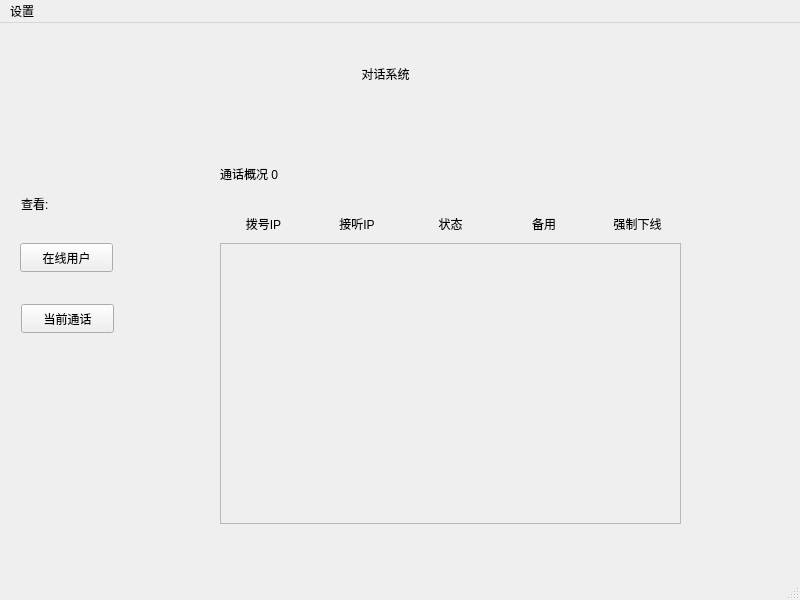
This is intercom/mainwindow.ui in 5VegetableDog5/MyServerDemo as Qt 5 draws it before an edit. The edited form follows.
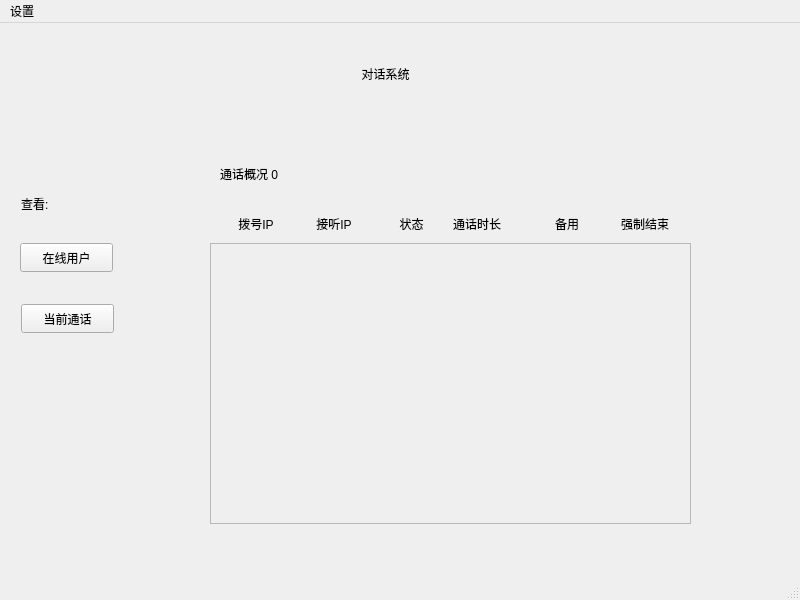
This is the edited form.

```diff
--- a/intercom/mainwindow.ui
+++ b/intercom/mainwindow.ui
@@ -35,7 +35,7 @@
      <rect>
       <x>190</x>
       <y>120</y>
-      <width>491</width>
+      <width>501</width>
       <height>401</height>
      </rect>
     </property>
@@ -166,6 +166,13 @@
          </property>
         </widget>
        </item>
+       <item>
+        <widget class="QLabel" name="label_CallingTime">
+         <property name="text">
+          <string>通话时长</string>
+         </property>
+        </widget>
+       </item>
        <item>
         <widget class="QLabel" name="label_3">
          <property name="text">
@@ -179,7 +186,7 @@
        <item>
         <widget class="QLabel" name="label_4">
          <property name="text">
-          <string>强制下线</string>
+          <string>强制结束</string>
          </property>
          <property name="alignment">
           <set>Qt::AlignCenter</set>
@@ -191,9 +198,9 @@
      <widget class="QScrollArea" name="callingScrollArea">
       <property name="geometry">
        <rect>
-        <x>30</x>
+        <x>20</x>
         <y>100</y>
-        <width>461</width>
+        <width>481</width>
         <height>281</height>
        </rect>
       </property>
@@ -205,7 +212,7 @@
         <rect>
          <x>0</x>
          <y>0</y>
-         <width>459</width>
+         <width>479</width>
          <height>279</height>
         </rect>
        </property>
```
